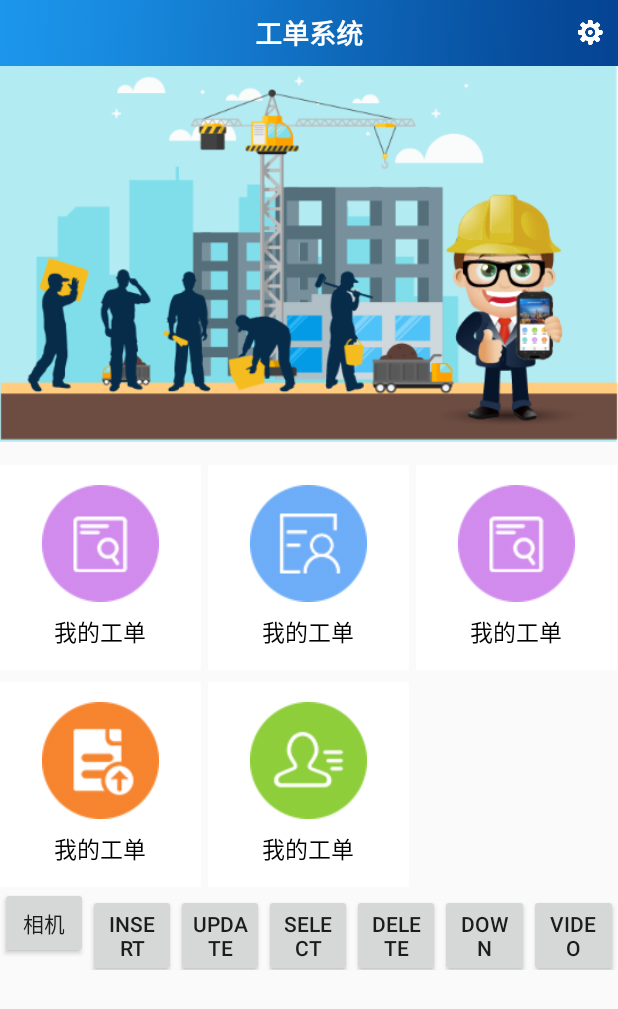
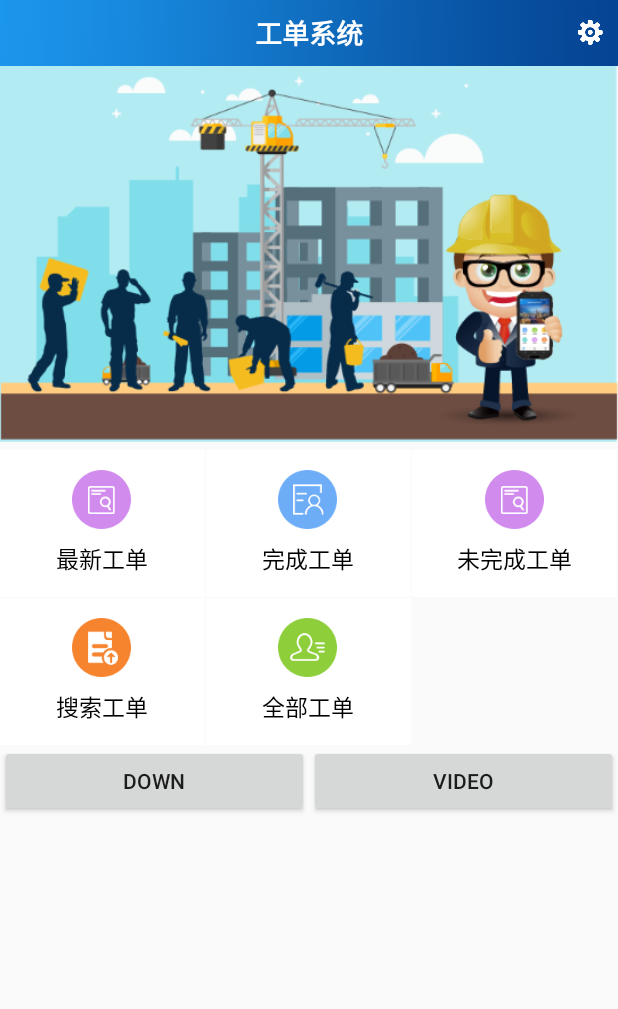
Before and after one commit to darlyhellen/workorder, an Android app: the screen it shows after launch (MainActivity), on a phone screen of 412 x 824 dp. Shown: the top 1009 px of the screen. Run offline under Robolectric (Android 15) with nearby library versions, the phone set to English and light mode, and no system bars; 1 statement that could not run was skipped.

Commit message:
2017.05.24日更新内容如下：          {              @Time 10:10  调整UI
         }

```diff
--- a/WorkOrder/app/src/main/java/com/xiangxun/workorder/bean/Patrol.java
+++ b/WorkOrder/app/src/main/java/com/xiangxun/workorder/bean/Patrol.java
@@ -1,4 +1,6 @@
 package com.xiangxun.workorder.bean;
+
+import java.io.Serializable;
 
 /**
  * Created by Zhangyuhui/Darly on 2017/5/17.
@@ -7,7 +9,7 @@
  *
  * @TODO:首页model类
  */
-public class Patrol {
+public class Patrol implements Serializable {
     private int name;
     private int id;
     private int listId;
--- a/WorkOrder/app/src/main/java/com/xiangxun/workorder/ui/MainActivity.java
+++ b/WorkOrder/app/src/main/java/com/xiangxun/workorder/ui/MainActivity.java
@@ -90,11 +90,11 @@
         iv.setLayoutParams(new LinearLayout.LayoutParams(AppEnum.WIDTH.getLen(), (int) (AppEnum.WIDTH.getLen() * 0.61)));
 
         data = new ArrayList<>();
-        data.add(new Patrol(1, R.string.main_work_order, R.mipmap.work_order_search));
-        data.add(new Patrol(2, R.string.main_work_order, R.mipmap.man_user_manage));
-        data.add(new Patrol(3, R.string.main_work_order, R.mipmap.work_order_search));
-        data.add(new Patrol(4, R.string.main_work_order, R.mipmap.work_order_repor));
-        data.add(new Patrol(5, R.string.main_work_order, R.mipmap.contact_phone));
+        data.add(new Patrol(1, R.string.main_work_order_new, R.mipmap.work_order_search));
+        data.add(new Patrol(2, R.string.main_work_order_down, R.mipmap.man_user_manage));
+        data.add(new Patrol(3, R.string.main_work_order_undown, R.mipmap.work_order_search));
+        data.add(new Patrol(4, R.string.main_work_order_search, R.mipmap.work_order_repor));
+        data.add(new Patrol(5, R.string.main_work_order_all, R.mipmap.contact_phone));
 
         adapter = new PatrolHomeAdapter(data, R.layout.home_grideview_layout, this);
         gridView.setAdapter(adapter);
@@ -129,21 +129,9 @@
             ToastApp.showToast("数据错误！");
             return;
         }
-        switch (patrol.getListId()) {
-            case 1:
-                startActivity(new Intent(this, WorkOrderActivity.class));
-                break;
-            case 2:
-                break;
-            case 3:
-                break;
-            case 4:
-                break;
-            case 5:
-                break;
-            default:
-                break;
-        }
+        Intent intent = new Intent(this, WorkOrderActivity.class);
+        intent.putExtra("PATROL",patrol);
+        startActivity(intent);
     }
 
     @Override
--- a/WorkOrder/app/src/main/java/com/xiangxun/workorder/widget/camera/PhotoPop.java
+++ b/WorkOrder/app/src/main/java/com/xiangxun/workorder/widget/camera/PhotoPop.java
@@ -361,6 +361,9 @@
      */
     public String getImagePath(Uri originalUri) {
         String[] proj = {MediaColumns.DATA};
+        if (originalUri==null){
+            return null;
+        }
 
         if (originalUri.toString().contains("file")) {
             String urlString = originalUri.toString().replaceAll("file://", "");
--- a/WorkOrder/app/src/main/res/layout/activity_main.xml
+++ b/WorkOrder/app/src/main/res/layout/activity_main.xml
@@ -1,6 +1,5 @@
 <?xml version="1.0" encoding="utf-8"?>
 <LinearLayout xmlns:android="http://schemas.android.com/apk/res/android"
-    xmlns:tools="http://schemas.android.com/tools"
     android:layout_width="match_parent"
     android:layout_height="match_parent"
     android:orientation="vertical">
@@ -17,19 +16,19 @@
         android:layout_width="match_parent"
         android:layout_height="wrap_content"
         android:background="@mipmap/patrol_manage"
-        android:visibility="visible"/>
+        android:visibility="visible" />
 
     <GridView
         android:id="@+id/gv_home"
         android:layout_width="match_parent"
         android:layout_height="wrap_content"
-        android:layout_marginTop="@dimen/margin_padding15"
+        android:layout_marginTop="@dimen/margin_padding5"
         android:divider="@null"
-        android:horizontalSpacing="@dimen/margin_padding5"
+        android:horizontalSpacing="@dimen/margin_padding1"
         android:listSelector="@color/transparent_white"
         android:numColumns="3"
         android:scrollbars="none"
-        android:verticalSpacing="@dimen/margin_padding8" />
+        android:verticalSpacing="@dimen/margin_padding1" />
 
     <!--首页内容结束-->
     <LinearLayout
@@ -46,7 +45,8 @@
             android:layout_weight="1"
             android:gravity="center"
             android:padding="10dp"
-            android:text="相机" />
+            android:text="相机"
+            android:visibility="gone" />
 
         <Button
             android:id="@+id/insert"
@@ -55,7 +55,8 @@
             android:layout_weight="1"
             android:gravity="center"
             android:padding="10dp"
-            android:text="Insert" />
+            android:text="Insert"
+            android:visibility="gone" />
 
         <Button
             android:id="@+id/update"
@@ -64,7 +65,8 @@
             android:layout_weight="1"
             android:gravity="center"
             android:padding="10dp"
-            android:text="Update" />
+            android:text="Update"
+            android:visibility="gone" />
 
         <Button
             android:id="@+id/select"
@@ -73,7 +75,8 @@
             android:layout_weight="1"
             android:gravity="center"
             android:padding="10dp"
-            android:text="Select" />
+            android:text="Select"
+            android:visibility="gone" />
 
         <Button
             android:id="@+id/delete"
@@ -82,7 +85,8 @@
             android:layout_weight="1"
             android:gravity="center"
             android:padding="10dp"
-            android:text="Delete" />
+            android:text="Delete"
+            android:visibility="gone" />
 
         <Button
             android:id="@+id/down"
@@ -92,6 +96,7 @@
             android:gravity="center"
             android:padding="10dp"
             android:text="down" />
+
         <Button
             android:id="@+id/video"
             android:layout_width="0dp"
--- a/WorkOrder/app/src/main/res/layout/login_out_dialog.xml
+++ b/WorkOrder/app/src/main/res/layout/login_out_dialog.xml
@@ -23,7 +23,10 @@
         android:layout_width="fill_parent"
         android:layout_height="wrap_content"
         android:gravity="center"
-        android:padding="10dp"
+        android:paddingBottom="@dimen/layoutSize20"
+        android:paddingLeft="@dimen/margin_padding10"
+        android:paddingRight="@dimen/margin_padding10"
+        android:paddingTop="@dimen/layoutSize20"
         android:textColor="@color/wel_text"
         android:textSize="@dimen/textview_normal" />
 
--- a/WorkOrder/app/src/main/res/values/strings.xml
+++ b/WorkOrder/app/src/main/res/values/strings.xml
@@ -27,6 +27,11 @@
     <!-- 首页-->
     <string name="main_titile">工单系统</string>
     <string name="main_work_order">我的工单</string>
+    <string name="main_work_order_new">最新工单</string>
+    <string name="main_work_order_down">完成工单</string>
+    <string name="main_work_order_undown">未完成工单</string>
+    <string name="main_work_order_search">搜索工单</string>
+    <string name="main_work_order_all">全部工单</string>
     <string name="main_work_map">设备位置</string>
     <string name="main_work_set">设置</string>
 
@@ -50,7 +55,6 @@
     <string name="set_consel">取消</string>
 
 
-
     <string name="more_update">检查更新</string>
     <string name="more_clear_cache">清空缓存</string>
     <string name="curr_ver">当前版本号：V</string>
```
Also changed, not shown: WorkOrder/app/src/main/java/com/xiangxun/workorder/ui/main/WorkOrderActivity.java (+41 -2 lines), WorkOrder/app/src/main/res/layout/popupwindows.xml (+13 -14 lines), WorkOrder/app/src/main/res/mipmap-xhdpi/contact_phone.png (renamed from WorkOrder/app/src/main/res/mipmap-mdpi/contact_phone.png), WorkOrder/app/src/main/res/mipmap-xhdpi/man_user_manage.png (renamed from WorkOrder/app/src/main/res/mipmap-mdpi/man_user_manage.png), WorkOrder/app/src/main/res/mipmap-xhdpi/work_order_repor.png (renamed from WorkOrder/app/src/main/res/mipmap-mdpi/work_order_repor.png), WorkOrder/app/src/main/res/mipmap-xhdpi/work_order_search.png (renamed from WorkOrder/app/src/main/res/mipmap-mdpi/work_order_search.png).
